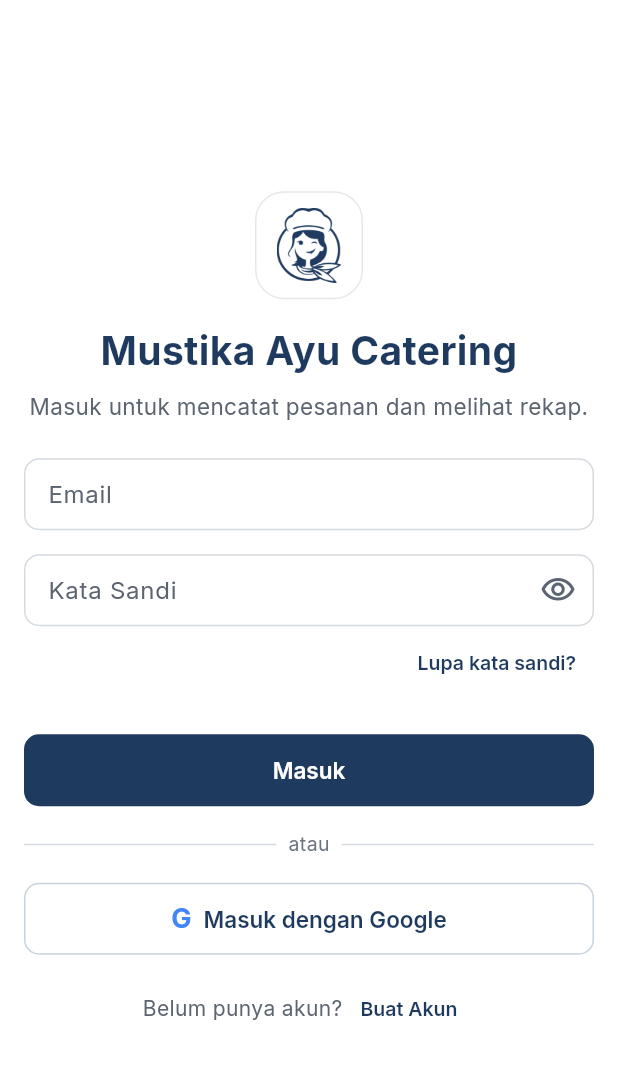
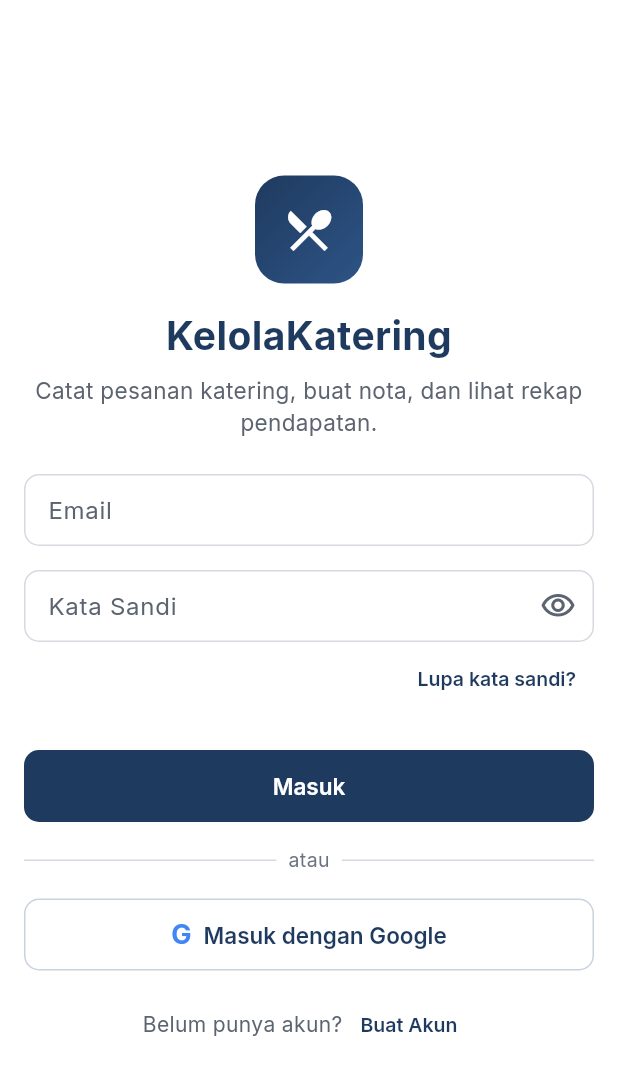
Before and after one commit to putriaariibah-bit/sistem-admin-mustika-ayu, a Flutter app: the screen it shows after launch, on a phone screen of 412 x 824 dp. Shown: the top 1075 px of the screen. Run offline on Flutter 3.47's test engine with Material 3 defaults, Android fonts, the phone set to English and light mode, and no system bars; our stand-ins replace cloud_firestore, firebase_auth, firebase_core, image_picker, share_plus; missing offline and left inert: gal; accounts and stored records are empty.

Commit message:
Ganti identitas halaman Masuk menjadi KelolaKatering
Halaman Masuk, judul tab browser, dan manifest web memakai nama
aplikasi KelolaKatering dengan logo aplikasi umum, karena halaman itu
tampil sebelum profil usaha pemilik diketahui. Termasuk perapian format
dialog Atur kata sandi.

Co-Authored-By: Claude Opus 5.5 <noreply@anthropic.com>
Claude-Session: https://claude.ai/code/session_01M1MDQ1JNjBMbH3Tt94S1mm

```diff
--- a/lib/main.dart
+++ b/lib/main.dart
@@ -24,7 +24,7 @@ Future<void> main() async {
   runApp(const KelolaKateringApp());
 }
 
-/// Root widget aplikasi Mustika Ayu Catering.
+/// Root widget aplikasi KelolaKatering.
 ///
 /// Menggunakan [AppTheme.light] sebagai tema Material 3
 /// dan [CekStatusLogin] sebagai halaman awal.
@@ -41,7 +41,7 @@ class KelolaKateringApp extends StatelessWidget {
   @override
   Widget build(BuildContext context) {
     return MaterialApp(
-      title: 'Mustika Ayu Catering',
+      title: 'KelolaKatering',
       debugShowCheckedModeBanner: false,
       theme: AppTheme.light,
       home: halamanAwal,
--- a/lib/screens/masuk_screen.dart
+++ b/lib/screens/masuk_screen.dart
@@ -226,10 +226,10 @@ class _MasukScreenState extends State<MasukScreen> {
                 child: Column(
                   crossAxisAlignment: CrossAxisAlignment.stretch,
                   children: [
-                    const Center(child: LogoUsaha(ukuran: 72)),
+                    const Center(child: LogoAplikasi(ukuran: 72)),
                     const SizedBox(height: AppTheme.spacing16),
                     const Text(
-                      'Mustika Ayu Catering',
+                      'KelolaKatering',
                       textAlign: TextAlign.center,
                       style: TextStyle(
                         fontSize: AppTheme.judul,
@@ -239,7 +239,8 @@ class _MasukScreenState extends State<MasukScreen> {
                     ),
                     const SizedBox(height: AppTheme.spacing8),
                     const Text(
-                      'Masuk untuk mencatat pesanan dan melihat rekap.',
+                      'Catat pesanan katering, buat nota, dan lihat rekap '
+                      'pendapatan.',
                       textAlign: TextAlign.center,
                       style: TextStyle(
                         fontSize: AppTheme.isi,
--- a/lib/screens/profil_usaha_screen.dart
+++ b/lib/screens/profil_usaha_screen.dart
@@ -156,7 +156,8 @@ class _ProfilUsahaScreenState extends State<ProfilUsahaScreen> {
                       labelText: 'Ulangi kata sandi',
                       suffixIcon: tombolMata(),
                     ),
-                validator: (v) => ValidasiMasuk.ulangiKataSandi(v, sandi.text),
+                    validator: (v) =>
+                        ValidasiMasuk.ulangiKataSandi(v, sandi.text),
                   ),
                 ],
               ),
@@ -193,7 +194,8 @@ class _ProfilUsahaScreenState extends State<ProfilUsahaScreen> {
     } on FirebaseAuthException catch (e) {
       if (mounted) _tampilkanPesan(_pesanAturSandi(e.code));
     } catch (_) {
-      if (mounted) _tampilkanPesan('Kata sandi gagal diatur. Silakan coba lagi.');
+      if (mounted)
+        _tampilkanPesan('Kata sandi gagal diatur. Silakan coba lagi.');
     }
   }
 
--- a/lib/widgets/logo_usaha.dart
+++ b/lib/widgets/logo_usaha.dart
@@ -65,3 +65,33 @@ class GambarLogo extends StatelessWidget {
     );
   }
 }
+
+/// Logo aplikasi KelolaKatering di halaman Masuk: kotak biru bergradasi
+/// berisi ikon makanan. Dipakai sebelum pemilik masuk, saat profil usaha
+/// belum diketahui.
+class LogoAplikasi extends StatelessWidget {
+  final double ukuran;
+
+  const LogoAplikasi({super.key, this.ukuran = 72});
+
+  @override
+  Widget build(BuildContext context) {
+    return Container(
+      width: ukuran,
+      height: ukuran,
+      decoration: BoxDecoration(
+        gradient: const LinearGradient(
+          begin: Alignment.topLeft,
+          end: Alignment.bottomRight,
+          colors: [AppTheme.primary, Color(0xFF2D5486)],
+        ),
+        borderRadius: BorderRadius.circular(ukuran * 0.27),
+      ),
+      child: Icon(
+        Icons.restaurant_menu,
+        color: Colors.white,
+        size: ukuran * 0.5,
+      ),
+    );
+  }
+}
```
Also changed, not shown: 3 other files. Lines whose indentation alone changed are shown as unchanged.
